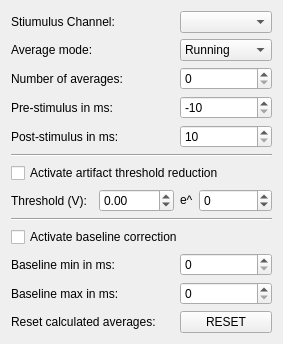
The window that applications/mne_scan/plugins/averaging/FormFiles/averagingsettingswidget.ui (mne-tools/mne-cpp) describes before a commit, drawn with Qt 5.
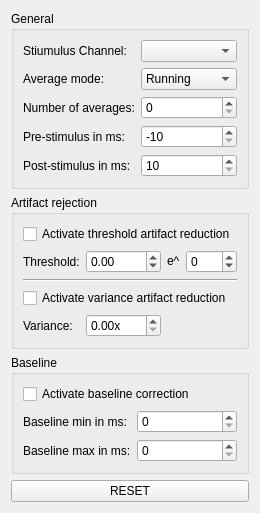
The same window after the commit.

The edit to the form file:
```diff
--- a/applications/mne_scan/plugins/averaging/FormFiles/averagingsettingswidget.ui
+++ b/applications/mne_scan/plugins/averaging/FormFiles/averagingsettingswidget.ui
@@ -6,15 +6,138 @@
    <rect>
     <x>0</x>
     <y>0</y>
-    <width>252</width>
-    <height>313</height>
+    <width>237</width>
+    <height>452</height>
    </rect>
   </property>
   <property name="windowTitle">
    <string>Form</string>
   </property>
   <layout class="QGridLayout" name="gridLayout">
-   <item row="8" column="2">
+   <item row="3" column="0">
+    <widget class="QPushButton" name="m_pushButton_reset">
+     <property name="text">
+      <string>RESET</string>
+     </property>
+    </widget>
+   </item>
+   <item row="0" column="0">
+    <widget class="QGroupBox" name="groupBox">
+     <property name="title">
+      <string>General</string>
+     </property>
+     <layout class="QFormLayout" name="formLayout">
+      <item row="0" column="0">
+       <widget class="QLabel" name="label">
+        <property name="text">
+         <string>Stiumulus Channel:</string>
+        </property>
+       </widget>
+      </item>
+      <item row="0" column="1">
+       <widget class="QComboBox" name="m_pComboBoxChSelection"/>
+      </item>
+      <item row="1" column="0">
+       <widget class="QLabel" name="label_7">
+        <property name="text">
+         <string>Average mode:</string>
+        </property>
+       </widget>
+      </item>
+      <item row="1" column="1">
+       <widget class="QComboBox" name="m_comboBox_runningAvr">
+        <item>
+         <property name="text">
+          <string>Running</string>
+         </property>
+        </item>
+        <item>
+         <property name="text">
+          <string>Cumulative</string>
+         </property>
+        </item>
+       </widget>
+      </item>
+      <item row="2" column="0">
+       <widget class="QLabel" name="label_2">
+        <property name="text">
+         <string>Number of averages:</string>
+        </property>
+       </widget>
+      </item>
+      <item row="2" column="1">
+       <widget class="QSpinBox" name="m_pSpinBoxNumAverages">
+        <property name="minimum">
+         <number>0</number>
+        </property>
+        <property name="maximum">
+         <number>1000</number>
+        </property>
+       </widget>
+      </item>
+      <item row="3" column="0">
+       <widget class="QLabel" name="label_3">
+        <property name="text">
+         <string>Pre-stimulus in ms:</string>
+        </property>
+       </widget>
+      </item>
+      <item row="3" column="1">
+       <widget class="QSpinBox" name="m_pSpinBoxPreStimSamples">
+        <property name="prefix">
+         <string>-</string>
+        </property>
+        <property name="minimum">
+         <number>10</number>
+        </property>
+        <property name="maximum">
+         <number>10000</number>
+        </property>
+        <property name="singleStep">
+         <number>10</number>
+        </property>
+       </widget>
+      </item>
+      <item row="4" column="0">
+       <widget class="QLabel" name="label_4">
+        <property name="text">
+         <string>Post-stimulus in ms:</string>
+        </property>
+       </widget>
+      </item>
+      <item row="4" column="1">
+       <widget class="QSpinBox" name="m_pSpinBoxPostStimSamples">
+        <property name="minimum">
+         <number>10</number>
+        </property>
+        <property name="maximum">
+         <number>10000</number>
+        </property>
+        <property name="singleStep">
+         <number>10</number>
+        </property>
+       </widget>
+      </item>
+     </layout>
+     <zorder>label</zorder>
+     <zorder>m_pComboBoxChSelection</zorder>
+     <zorder>label_7</zorder>
+     <zorder>label_2</zorder>
+     <zorder>label_3</zorder>
+     <zorder>label_4</zorder>
+     <zorder>m_comboBox_runningAvr</zorder>
+     <zorder>m_pSpinBoxNumAverages</zorder>
+     <zorder>m_pSpinBoxPreStimSamples</zorder>
+     <zorder>m_pSpinBoxPostStimSamples</zorder>
+    </widget>
+   </item>
+   <item row="1" column="0">
+    <widget class="QGroupBox" name="groupBox_2">
+     <property name="title">
+      <string>Artifact rejection</string>
+     </property>
+     <layout class="QGridLayout" name="gridLayout_2">
+      <item row="1" column="1">
     <widget class="QDoubleSpinBox" name="m_pSpinBox_artifactThresholdFirst">
      <property name="minimum">
       <double>-9999.000000000000000</double>
@@ -24,27 +147,14 @@
      </property>
     </widget>
    </item>
-   <item row="8" column="3">
-    <widget class="QLabel" name="label_10">
-     <property name="sizePolicy">
-      <sizepolicy hsizetype="Fixed" vsizetype="Fixed">
-       <horstretch>0</horstretch>
-       <verstretch>0</verstretch>
-      </sizepolicy>
-     </property>
-     <property name="text">
-      <string>e^</string>
-     </property>
-    </widget>
-   </item>
-   <item row="8" column="0">
+      <item row="1" column="0">
     <widget class="QLabel" name="label_9">
      <property name="text">
-      <string>Threshold (V):</string>
+         <string>Threshold:</string>
      </property>
     </widget>
    </item>
-   <item row="8" column="4">
+      <item row="1" column="3">
     <widget class="QSpinBox" name="m_pSpinBox_artifactThresholdSecond">
      <property name="minimum">
       <number>-999</number>
@@ -54,168 +164,114 @@
      </property>
     </widget>
    </item>
-   <item row="7" column="0" colspan="5">
-    <widget class="QCheckBox" name="m_pcheckBoxArtifactReduction">
+      <item row="0" column="0" colspan="4">
+       <widget class="QCheckBox" name="m_pcheckBox_artifactReduction">
+        <property name="sizePolicy">
+         <sizepolicy hsizetype="Preferred" vsizetype="Preferred">
+          <horstretch>0</horstretch>
+          <verstretch>0</verstretch>
+         </sizepolicy>
+        </property>
      <property name="text">
-      <string>Activate artifact threshold reduction</string>
+         <string>Activate threshold artifact reduction</string>
      </property>
     </widget>
    </item>
-   <item row="6" column="0" colspan="5">
-    <widget class="Line" name="line_2">
+      <item row="2" column="0" colspan="4">
+       <widget class="Line" name="m_line_adrtifactRejection">
      <property name="orientation">
       <enum>Qt::Horizontal</enum>
      </property>
     </widget>
    </item>
-   <item row="9" column="0" colspan="5">
-    <widget class="Line" name="line">
-     <property name="orientation">
-      <enum>Qt::Horizontal</enum>
+      <item row="3" column="0" colspan="4">
+       <widget class="QCheckBox" name="m_pcheckBox_varianceReduction">
+        <property name="text">
+         <string>Activate variance artifact reduction</string>
      </property>
     </widget>
    </item>
-   <item row="4" column="3" colspan="2">
-    <widget class="QSpinBox" name="m_pSpinBoxPreStimSamples">
+      <item row="4" column="0">
+       <widget class="QLabel" name="m_label_varianceValue">
+        <property name="text">
+         <string>Variance:</string>
+        </property>
+       </widget>
+      </item>
+      <item row="1" column="2">
+       <widget class="QLabel" name="label_10">
+        <property name="sizePolicy">
+         <sizepolicy hsizetype="Fixed" vsizetype="Fixed">
+          <horstretch>0</horstretch>
+          <verstretch>0</verstretch>
+         </sizepolicy>
+        </property>
+        <property name="text">
+         <string>e^</string>
+        </property>
+       </widget>
+      </item>
+      <item row="4" column="1">
+       <widget class="QDoubleSpinBox" name="m_spinBox_variance">
      <property name="prefix">
-      <string>-</string>
-     </property>
-     <property name="minimum">
-      <number>10</number>
-     </property>
-     <property name="maximum">
-      <number>10000</number>
-     </property>
+         <string/>
+        </property>
+        <property name="suffix">
+         <string>x</string>
+        </property>
      <property name="singleStep">
       <number>10</number>
      </property>
     </widget>
    </item>
-   <item row="5" column="3" colspan="2">
-    <widget class="QSpinBox" name="m_pSpinBoxPostStimSamples">
-     <property name="minimum">
-      <number>10</number>
-     </property>
-     <property name="maximum">
-      <number>10000</number>
-     </property>
-     <property name="singleStep">
-      <number>10</number>
-     </property>
+     </layout>
     </widget>
    </item>
-   <item row="3" column="3" colspan="2">
-    <widget class="QSpinBox" name="m_pSpinBoxNumAverages">
-     <property name="minimum">
-      <number>0</number>
+   <item row="2" column="0">
+    <widget class="QGroupBox" name="groupBox_3">
+     <property name="title">
+      <string>Baseline</string>
      </property>
-     <property name="maximum">
-      <number>1000</number>
+     <layout class="QFormLayout" name="formLayout_2">
+      <item row="0" column="0" colspan="2">
+       <widget class="QCheckBox" name="m_pcheckBoxBaselineCorrection">
+        <property name="text">
+         <string>Activate baseline correction</string>
      </property>
     </widget>
    </item>
-   <item row="2" column="3" colspan="2">
-    <widget class="QComboBox" name="m_comboBox_runningAvr">
-     <item>
+      <item row="1" column="0">
+       <widget class="QLabel" name="label_5">
       <property name="text">
-       <string>Running</string>
-      </property>
-     </item>
-     <item>
-      <property name="text">
-       <string>Cumulative</string>
-      </property>
-     </item>
-    </widget>
-   </item>
-   <item row="1" column="3" colspan="2">
-    <widget class="QComboBox" name="m_pComboBoxChSelection"/>
-   </item>
-   <item row="11" column="3" colspan="2">
+         <string>Baseline min in ms:</string>
+        </property>
+       </widget>
+      </item>
+      <item row="1" column="1">
     <widget class="QSpinBox" name="m_pSpinBoxBaselineFrom">
      <property name="singleStep">
       <number>10</number>
      </property>
     </widget>
    </item>
-   <item row="12" column="3" colspan="2">
-    <widget class="QSpinBox" name="m_pSpinBoxBaselineTo">
-     <property name="singleStep">
-      <number>10</number>
-     </property>
-     <property name="value">
-      <number>0</number>
-     </property>
-    </widget>
-   </item>
-   <item row="13" column="3" colspan="2">
-    <widget class="QPushButton" name="m_pushButton_reset">
-     <property name="text">
-      <string>RESET</string>
-     </property>
-    </widget>
-   </item>
-   <item row="13" column="0" colspan="3">
-    <widget class="QLabel" name="label_8">
-     <property name="text">
-      <string>Reset calculated averages:</string>
-     </property>
-    </widget>
-   </item>
-   <item row="12" column="0" colspan="3">
+      <item row="2" column="0">
     <widget class="QLabel" name="label_6">
      <property name="text">
       <string>Baseline max in ms:</string>
      </property>
     </widget>
    </item>
-   <item row="11" column="0" colspan="3">
-    <widget class="QLabel" name="label_5">
-     <property name="text">
-      <string>Baseline min in ms:</string>
-     </property>
-    </widget>
-   </item>
-   <item row="10" column="0" colspan="5">
-    <widget class="QCheckBox" name="m_pcheckBoxBaselineCorrection">
-     <property name="text">
-      <string>Activate baseline correction</string>
+      <item row="2" column="1">
+       <widget class="QSpinBox" name="m_pSpinBoxBaselineTo">
+        <property name="singleStep">
+         <number>10</number>
+        </property>
+        <property name="value">
+         <number>0</number>
      </property>
     </widget>
    </item>
-   <item row="5" column="0" colspan="3">
-    <widget class="QLabel" name="label_4">
-     <property name="text">
-      <string>Post-stimulus in ms:</string>
-     </property>
-    </widget>
-   </item>
-   <item row="4" column="0" colspan="3">
-    <widget class="QLabel" name="label_3">
-     <property name="text">
-      <string>Pre-stimulus in ms:</string>
-     </property>
-    </widget>
-   </item>
-   <item row="3" column="0" colspan="3">
-    <widget class="QLabel" name="label_2">
-     <property name="text">
-      <string>Number of averages:</string>
-     </property>
-    </widget>
-   </item>
-   <item row="2" column="0" colspan="3">
-    <widget class="QLabel" name="label_7">
-     <property name="text">
-      <string>Average mode:</string>
-     </property>
-    </widget>
-   </item>
-   <item row="1" column="0" colspan="3">
-    <widget class="QLabel" name="label">
-     <property name="text">
-      <string>Stiumulus Channel:</string>
-     </property>
+     </layout>
     </widget>
    </item>
   </layout>
```
Left out of the diff: 2 changed lines with no effect on the pictures. Lines whose indentation alone changed are shown as unchanged.
